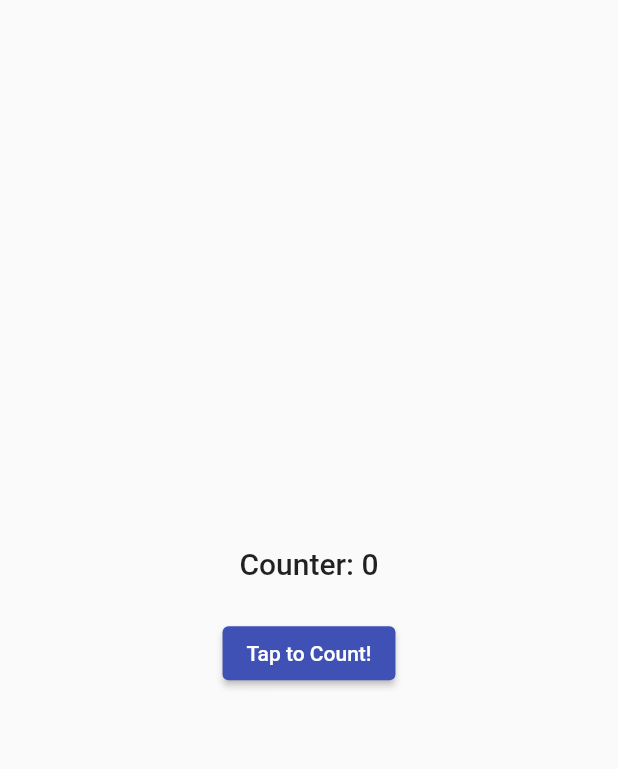
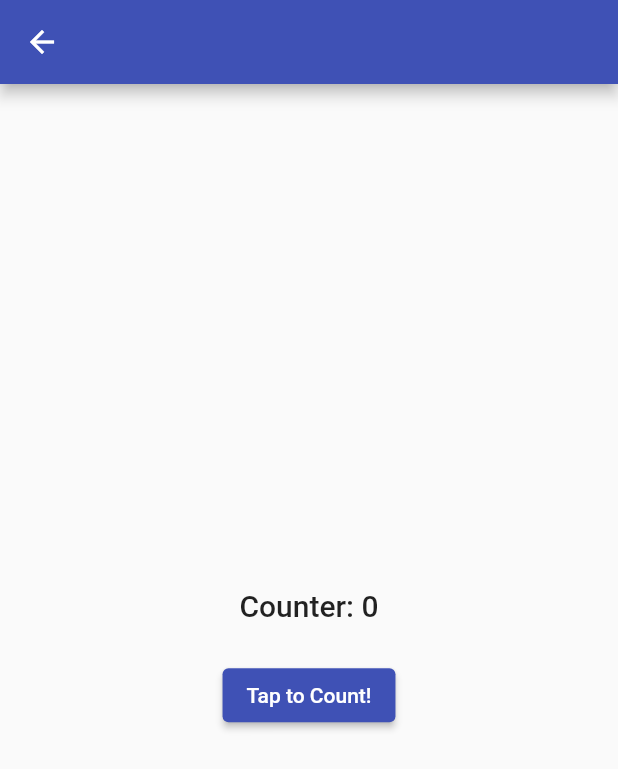
Before and after one commit to casa98/android-platform-channels, a Flutter app: the screen it shows after launch, on a phone screen of 412 x 824 dp. Shown: the top 769 px of the screen. Run offline on Flutter 3.47's test engine with Material 2 defaults, Android fonts, the phone set to English and light mode, and no system bars.

Commit message:
Perfect splash radius for appbar icons

```diff
--- a/lib/home.dart
+++ b/lib/home.dart
@@ -15,6 +15,14 @@ class _HomePageState extends State<HomePage> {
   @override
   Widget build(BuildContext context) {
     return Scaffold(
+      appBar: AppBar(
+        leading: IconButton(
+          onPressed: () {},
+          icon: Icon(Icons.arrow_back),
+          splashRadius: 20.0,
+          splashColor: Colors.transparent,
+        ),
+      ),
       body: SafeArea(
         child: Center(
           child: Column(
```
